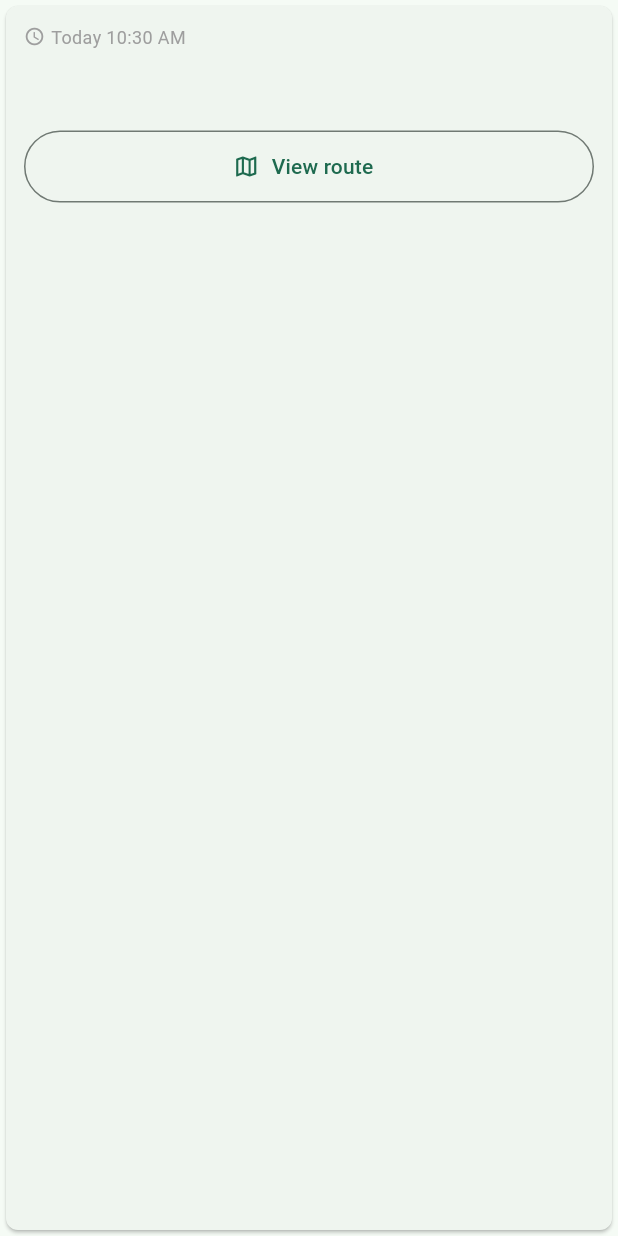
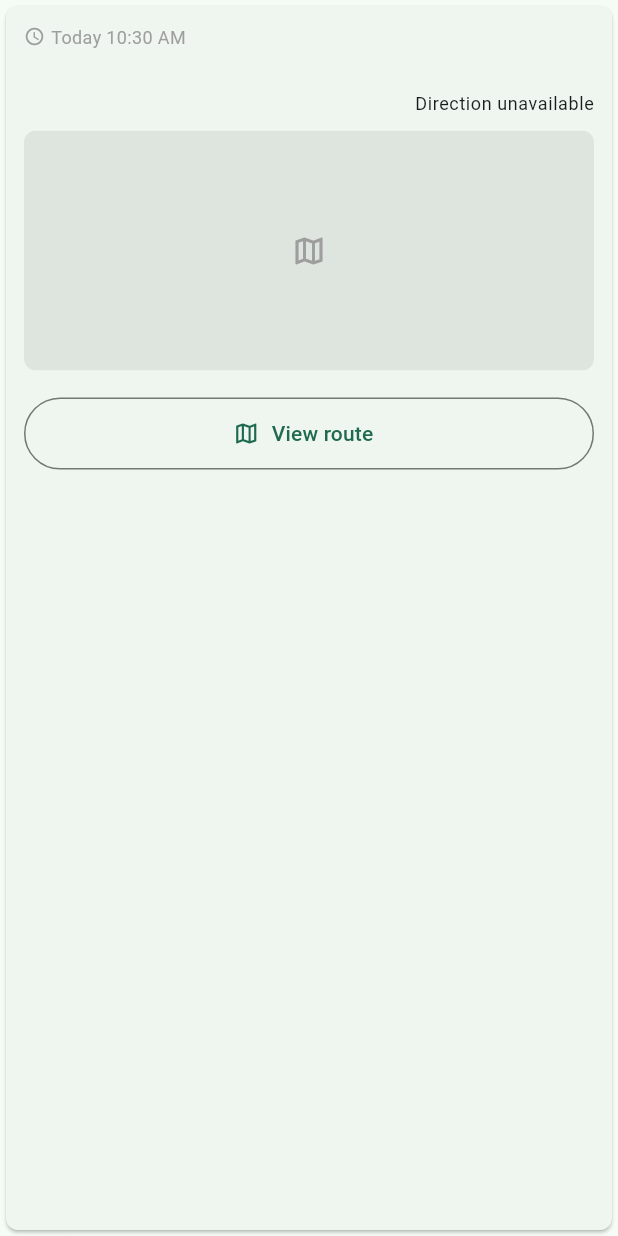
Before and after one commit to BonnieSpannah/safari-shule, a Flutter app: the _NextTripCard widget shown alone on an empty page, opened directly with empty values, on a phone screen of 412 x 824 dp. Run offline on Flutter 3.47's test engine with Material 3 defaults, Android fonts, the phone set to English and light mode, and no system bars; our stand-ins replace connectivity_plus, dio, firebase_core, firebase_messaging, flutter_local_notifications, flutter_map and 8 more; missing offline and left inert: flutter_background_geolocation, flutter_nfc_kit, mobile_scanner; accounts and stored records are empty; network calls fail.

Commit message:
feat(mobile): upcoming trip card mirrors in-progress design with map preview and passenger count

```diff
--- a/apps/mobile/lib/features/driver/driver_dashboard_screen.dart
+++ b/apps/mobile/lib/features/driver/driver_dashboard_screen.dart
@@ -317,13 +317,13 @@ class _CompactMapPreview extends StatelessWidget {
 
 // ── Next trip card (no active trip) ───────────────────────────────────────
 
-class _NextTripCard extends StatelessWidget {
+class _NextTripCard extends ConsumerWidget {
   const _NextTripCard({required this.summary});
   final DriverTripSummary summary;
 
   @override
-  Widget build(BuildContext context) {
-    final timeLabel = formatTripSchedule(summary.scheduledStart);
+  Widget build(BuildContext context, WidgetRef ref) {
+    final detailAsync = ref.watch(driverTripDetailProvider(summary.id));
 
     return Card(
       key: const Key('driver-next-trip'),
@@ -338,7 +338,7 @@ class _NextTripCard extends StatelessWidget {
                 const Icon(Icons.schedule, size: 14, color: Colors.grey),
                 const SizedBox(width: 4),
                 Text(
-                  timeLabel,
+                  formatTripSchedule(summary.scheduledStart),
                   style: const TextStyle(fontSize: 12, color: Colors.grey),
                 ),
               ],
@@ -350,11 +350,31 @@ class _NextTripCard extends StatelessWidget {
                 context,
               ).textTheme.titleMedium?.copyWith(fontWeight: FontWeight.w700),
             ),
-            Text(
-              summary.vehicle.registration,
-              style: Theme.of(context).textTheme.bodySmall,
+            Row(
+              children: <Widget>[
+                Text(
+                  summary.vehicle.registration,
+                  style: Theme.of(context).textTheme.bodySmall,
+                ),
+                const Spacer(),
+                Text(
+                  formatTripDirection(summary.direction),
+                  style: Theme.of(context).textTheme.bodySmall,
+                ),
+              ],
             ),
             const SizedBox(height: 10),
+            _CompactMapPreview(detailAsync: detailAsync),
+            const SizedBox(height: 6),
+            detailAsync.when(
+              data: (d) => Text(
+                'Passengers expected: ${d.passengerSummary.expected}',
+                style: Theme.of(context).textTheme.bodySmall,
+              ),
+              loading: () => const SizedBox.shrink(),
+              error: (_, _) => const SizedBox.shrink(),
+            ),
+            const SizedBox(height: 12),
             SizedBox(
               height: _actionHeight,
               child: OutlinedButton.icon(
```
Also changed, not shown: 1 other file.
